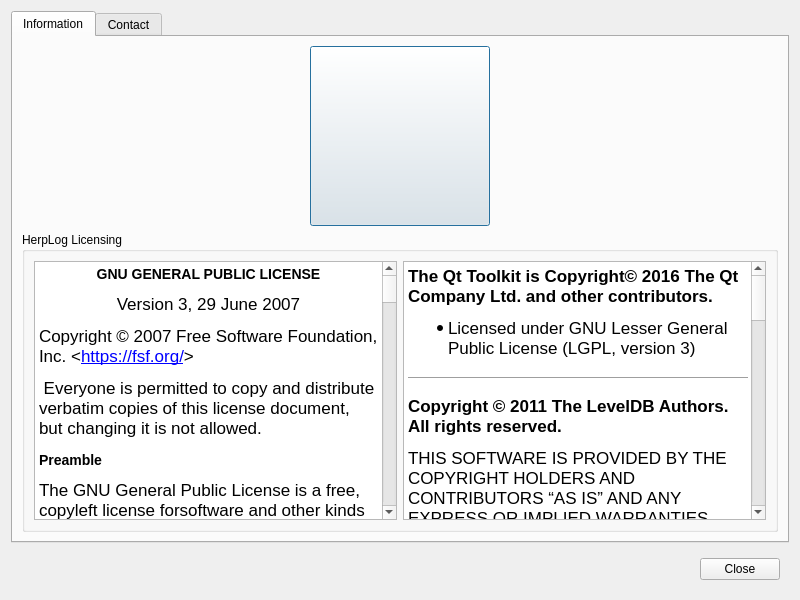
Old version of the form src/gui/gk_about_dialog.ui in the repository GekkoFyre/HerpLog.
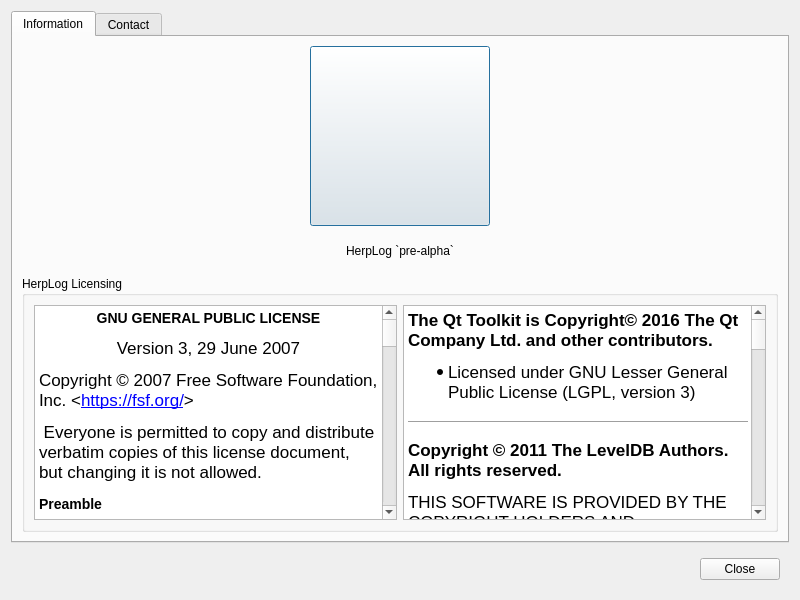
New version of the form. Icons and pictures are not drawn.

```diff
--- a/src/gui/gk_about_dialog.ui
+++ b/src/gui/gk_about_dialog.ui
@@ -130,6 +130,51 @@
             </layout>
            </widget>
           </item>
+          <item>
+           <widget class="QFrame" name="frame">
+            <property name="frameShape">
+             <enum>QFrame::NoFrame</enum>
+            </property>
+            <property name="frameShadow">
+             <enum>QFrame::Raised</enum>
+            </property>
+            <layout class="QHBoxLayout" name="horizontalLayout_5">
+             <item>
+              <spacer name="horizontalSpacer_4">
+               <property name="orientation">
+                <enum>Qt::Horizontal</enum>
+               </property>
+               <property name="sizeHint" stdset="0">
+                <size>
+                 <width>40</width>
+                 <height>20</height>
+                </size>
+               </property>
+              </spacer>
+             </item>
+             <item>
+              <widget class="QLabel" name="label">
+               <property name="text">
+                <string>HerpLog `pre-alpha`</string>
+               </property>
+              </widget>
+             </item>
+             <item>
+              <spacer name="horizontalSpacer_5">
+               <property name="orientation">
+                <enum>Qt::Horizontal</enum>
+               </property>
+               <property name="sizeHint" stdset="0">
+                <size>
+                 <width>40</width>
+                 <height>20</height>
+                </size>
+               </property>
+              </spacer>
+             </item>
+            </layout>
+           </widget>
+          </item>
           <item>
            <widget class="QFrame" name="frame_license_textual_details">
             <property name="frameShape">
```
